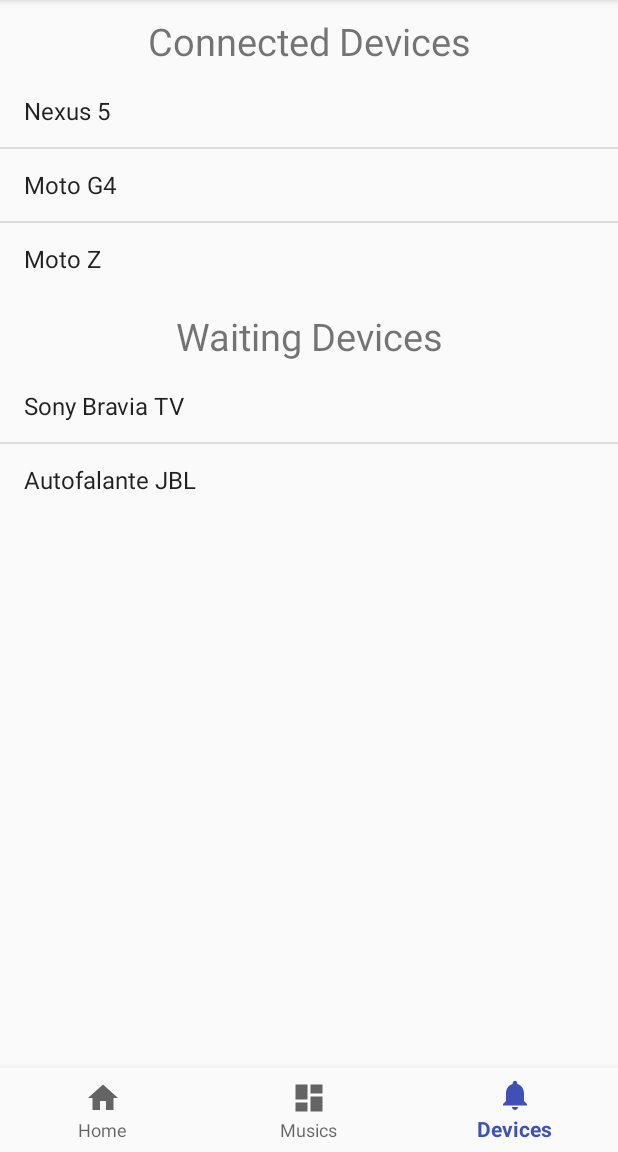
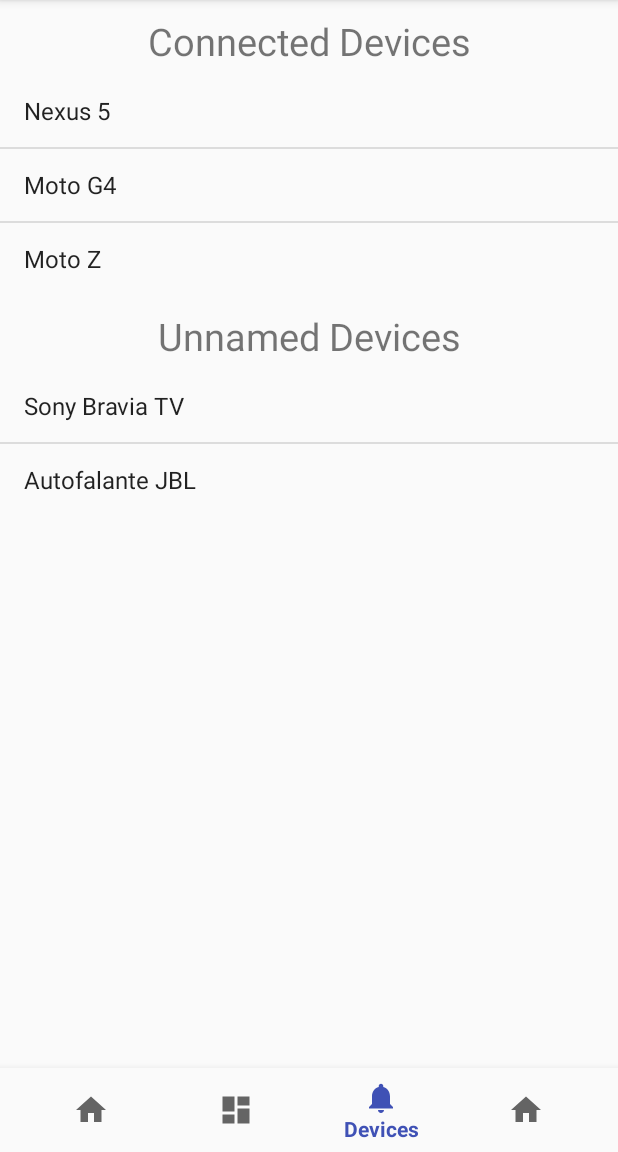
Before and after one commit to mathnogueira/android, an Android app: the screen it shows after launch (MainActivity), item 3 of the bottom bar chosen, on a phone screen of 412 x 824 dp, the part 84-1236 px from its top. Run offline under Robolectric (Android 15) with nearby library versions, the phone set to English and light mode, and no system bars; our stand-ins replace ButterKnife.

Commit message:
Adiciona funcionalidade de trocar de listas de devices

```diff
--- a/app/src/main/java/pink/dcc/ufla/br/wiplayer/actions/MainActions.java
+++ b/app/src/main/java/pink/dcc/ufla/br/wiplayer/actions/MainActions.java
@@ -1,12 +1,9 @@
 package pink.dcc.ufla.br.wiplayer.actions;
-
-/**
- * Created by aluno on 31/07/17.
- */
 
 public class MainActions {
 
     public static final int NAVIGATE_HOME = 1;
     public static final int NAVIGATE_MUSIC = 2;
     public static final int NAVIGATE_DEVICES = 3;
+    public static final int NAVIGATE_GROUPS = 4;
 }
--- a/app/src/main/java/pink/dcc/ufla/br/wiplayer/activities/MainActivity.java
+++ b/app/src/main/java/pink/dcc/ufla/br/wiplayer/activities/MainActivity.java
@@ -4,6 +4,7 @@
 import android.support.annotation.NonNull;
 import android.support.design.widget.BottomNavigationView;
 import android.support.v7.app.AppCompatActivity;
+import android.util.Log;
 import android.view.MenuItem;
 
 import pink.dcc.ufla.br.wiplayer.actions.MainActions;
@@ -34,6 +35,7 @@
         fragmentReplacer.replaceOn(MainActions.NAVIGATE_HOME, new HomeFragment());
         fragmentReplacer.replaceOn(MainActions.NAVIGATE_MUSIC, new MusicsFragment());
         fragmentReplacer.replaceOn(MainActions.NAVIGATE_DEVICES, new DevicesFragment());
+        fragmentReplacer.replaceOn(MainActions.NAVIGATE_GROUPS, new HomeFragment());
 
         fragmentReplacer.defaultFragment(MainActions.NAVIGATE_HOME);
     }
@@ -54,6 +56,9 @@
                 case R.id.navigation_devices:
                     action = MainActions.NAVIGATE_DEVICES;
                     break;
+                case R.id.navigation_groups:
+                    action = MainActions.NAVIGATE_GROUPS;
+                    break;
             }
 
             fragmentReplacer.dispatch(action);
@@ -62,4 +67,10 @@
 
     };
 
+    @Override
+    public boolean onContextItemSelected(MenuItem item)
+    {
+        return true;
+    }
+
 }
--- a/app/src/main/java/pink/dcc/ufla/br/wiplayer/fragments/DevicesFragment.java
+++ b/app/src/main/java/pink/dcc/ufla/br/wiplayer/fragments/DevicesFragment.java
@@ -1,25 +1,26 @@
 package pink.dcc.ufla.br.wiplayer.fragments;
 
+import android.app.AlertDialog;
 import android.os.Bundle;
 import android.support.v4.app.Fragment;
-import android.util.Log;
 import android.view.LayoutInflater;
 import android.view.View;
 import android.view.ViewGroup;
 import android.widget.AdapterView;
 import android.widget.ArrayAdapter;
 import android.widget.ListView;
+import android.widget.TextView;
 
 import java.util.List;
 
 import butterknife.BindView;
 import butterknife.ButterKnife;
 import butterknife.OnItemClick;
-import butterknife.OnItemLongClick;
-import butterknife.OnLongClick;
 import pink.dcc.ufla.br.wiplayer.R;
 import pink.dcc.ufla.br.wiplayer.models.Device;
+import pink.dcc.ufla.br.wiplayer.models.Group;
 import pink.dcc.ufla.br.wiplayer.presenters.DevicesPresenter;
+import pink.dcc.ufla.br.wiplayer.utils.windows.InputDialog;
 
 public class DevicesFragment extends Fragment {
 
@@ -28,6 +29,18 @@
 
     @BindView(R.id.list_waiting_devices)
     ListView waitingDevicesView;
+
+    @BindView(R.id.list_unnamed_devices)
+    ListView unnamedDevicesView;
+
+    @BindView(R.id.connected_devices_title)
+    TextView connectedDevicesTitleView;
+
+    @BindView(R.id.waiting_devices_title)
+    TextView waitingDevicesTitleView;
+
+    @BindView(R.id.unnamed_devices_title)
+    TextView unnamedDevicesTitleView;
 
     private DevicesPresenter presenter;
 
@@ -55,25 +68,54 @@
         // Popula as listas
         List<Device> connectedDevices = presenter.getConnectedDevices();
         List<Device> waitingDevices = presenter.getWaitingDevices();
+        List<Device> unnamedDevices = presenter.getUnnamedDevices();
 
         ArrayAdapter<Device> connectedDevicesAdapter =
                 new ArrayAdapter<>(getContext(), android.R.layout.simple_list_item_1, connectedDevices);
         ArrayAdapter<Device> waitingDevicesAdapter =
                 new ArrayAdapter<>(getContext(), android.R.layout.simple_list_item_1, waitingDevices);
+        ArrayAdapter<Device> unnamedDevicesAdapter =
+                new ArrayAdapter<>(getContext(), android.R.layout.simple_list_item_1, unnamedDevices);
 
         connectedDevicesView.setAdapter(connectedDevicesAdapter);
         waitingDevicesView.setAdapter(waitingDevicesAdapter);
+        unnamedDevicesView.setAdapter(unnamedDevicesAdapter);
+
+        hideIfNoElements(connectedDevicesTitleView, connectedDevices);
+        hideIfNoElements(waitingDevicesTitleView, waitingDevices);
+        hideIfNoElements(unnamedDevicesTitleView, unnamedDevices);
+
     }
 
-    @OnItemLongClick(R.id.list_waiting_devices)
-    public boolean openWaitingDevicePopupMenu(View view) {
-        return false;
+    @OnItemClick(R.id.list_unnamed_devices)
+    public void onClickUnnamedDevice(AdapterView<?> parent, int position) {
+        InputDialog dialog = new InputDialog("Blah", getActivity())
+                .setPositiveAnswerListener(answer -> {
+                    Device deviceToRename = presenter.getUnnamedDevices().get(position);
+                    presenter.renameDevice(deviceToRename, answer);
+
+                    updateListView();
+                });
+
+        dialog.build().show();
+
     }
 
-    @OnItemLongClick(R.id.list_connected_devices)
-    public boolean openConnectedDevicePopupMenu(View view) {
-        Log.e("hehe", "haha");
-        return false;
+    @OnItemClick(R.id.list_waiting_devices)
+    public void onClickWaitingDevice(AdapterView<?> parent, int position) {
+        Device device = presenter.getWaitingDevices().get(position);
+        Group group = new Group("Sertanejo do porão");
+        presenter.addDeviceToGroup(device, group);
+
+        updateListView();
+    }
+
+    private void hideIfNoElements(View viewToHide, List container) {
+        if (container.size() == 0) {
+            viewToHide.setVisibility(View.GONE);
+        } else {
+            viewToHide.setVisibility(View.VISIBLE);
+        }
     }
 
 }
--- a/app/src/main/java/pink/dcc/ufla/br/wiplayer/presenters/DevicesPresenter.java
+++ b/app/src/main/java/pink/dcc/ufla/br/wiplayer/presenters/DevicesPresenter.java
@@ -4,22 +4,25 @@
 import java.util.List;
 
 import pink.dcc.ufla.br.wiplayer.models.Device;
+import pink.dcc.ufla.br.wiplayer.models.Group;
 
 public class DevicesPresenter {
 
     private List<Device> connectedDevices;
     private List<Device> waitingDevices;
+    private List<Device> unnamedDevices;
 
     public void loadDevices() {
         connectedDevices = new ArrayList<>();
         waitingDevices = new ArrayList<>();
+        unnamedDevices = new ArrayList<>();
 
         connectedDevices.add(new Device("Nexus 5"));
         connectedDevices.add(new Device("Moto G4"));
         connectedDevices.add(new Device("Moto Z"));
 
-        waitingDevices.add(new Device("Sony Bravia TV"));
-        waitingDevices.add(new Device("Autofalante JBL"));
+        unnamedDevices.add(new Device("Sony Bravia TV"));
+        unnamedDevices.add(new Device("Autofalante JBL"));
     }
 
     public List<Device> getConnectedDevices() {
@@ -29,4 +32,22 @@
     public List<Device> getWaitingDevices() {
         return waitingDevices;
     }
+
+    public List<Device> getUnnamedDevices() {
+        return unnamedDevices;
+    }
+
+    public void renameDevice(Device deviceToRename, String newName) {
+        deviceToRename.setName(newName);
+        unnamedDevices.remove(deviceToRename);
+        waitingDevices.add(deviceToRename);
+    }
+
+    public void addDeviceToGroup(Device device, Group group) {
+        group.addDevice(device);
+        device.setGroup(group);
+
+        waitingDevices.remove(device);
+        connectedDevices.add(device);
+    }
 }
--- /dev/null
+++ b/app/src/main/java/pink/dcc/ufla/br/wiplayer/utils/OnPositionAnswerListener.java
@@ -0,0 +1,6 @@
+package pink.dcc.ufla.br.wiplayer.utils;
+
+public interface OnPositionAnswerListener {
+
+    void onPositiveAnswer(String answer);
+}
--- a/app/src/main/res/layout/fragment_devices.xml
+++ b/app/src/main/res/layout/fragment_devices.xml
@@ -10,6 +10,7 @@
         android:orientation="vertical">
 
         <TextView
+            android:id="@+id/connected_devices_title"
             android:layout_width="match_parent"
             android:layout_height="50dp"
             android:text="@string/connected_devices"
@@ -24,6 +25,7 @@
         </ListView>
 
         <TextView
+            android:id="@+id/waiting_devices_title"
             android:layout_width="match_parent"
             android:layout_height="50dp"
             android:text="@string/waiting_devices"
@@ -37,6 +39,21 @@
             android:layout_height="wrap_content">
         </ListView>
 
+        <TextView
+            android:id="@+id/unnamed_devices_title"
+            android:layout_width="match_parent"
+            android:layout_height="50dp"
+            android:text="@string/unnamed_devices"
+            android:textAlignment="center"
+            android:paddingTop="10dp"
+            android:textSize="25dp"/>
+
+        <ListView
+            android:id="@+id/list_unnamed_devices"
+            android:layout_width="match_parent"
+            android:layout_height="wrap_content">
+        </ListView>
+
     </LinearLayout>
 
 </FrameLayout>
--- a/app/src/main/res/menu/navigation.xml
+++ b/app/src/main/res/menu/navigation.xml
@@ -16,4 +16,9 @@
         android:icon="@drawable/ic_notifications_black_24dp"
         android:title="@string/title_devices" />
 
+    <item
+        android:id="@+id/navigation_groups"
+        android:icon="@drawable/ic_home_black_24dp"
+        android:title="@string/title_devices" />
+
 </menu>
--- a/app/src/main/res/values/strings.xml
+++ b/app/src/main/res/values/strings.xml
@@ -8,4 +8,5 @@
     <string name="hello_blank_fragment">Hello blank fragment</string>
     <string name="connected_devices">Connected Devices</string>
     <string name="waiting_devices">Waiting Devices</string>
+    <string name="unnamed_devices">Unnamed Devices</string>
 </resources>
--- a/build.gradle
+++ b/build.gradle
@@ -6,7 +6,7 @@
         mavenCentral()
     }
     dependencies {
-        classpath 'com.android.tools.build:gradle:2.3.0'
+        classpath 'com.android.tools.build:gradle:2.3.3'
         classpath 'me.tatarka:gradle-retrolambda:3.7.0'
 
         // NOTE: Do not place your application dependencies here; they belong
```
Also changed, not shown: app/src/main/java/pink/dcc/ufla/br/wiplayer/models/Device.java (+9 -0 lines), app/src/main/java/pink/dcc/ufla/br/wiplayer/models/Group.java (added, +23 -0 lines), app/src/main/java/pink/dcc/ufla/br/wiplayer/utils/PopupBuilder.java (deleted, +0 -12 lines), app/src/main/java/pink/dcc/ufla/br/wiplayer/utils/windows/InputDialog.java (added, +55 -0 lines), app/src/main/res/layout/dialog_input.xml (added, +23 -0 lines).
